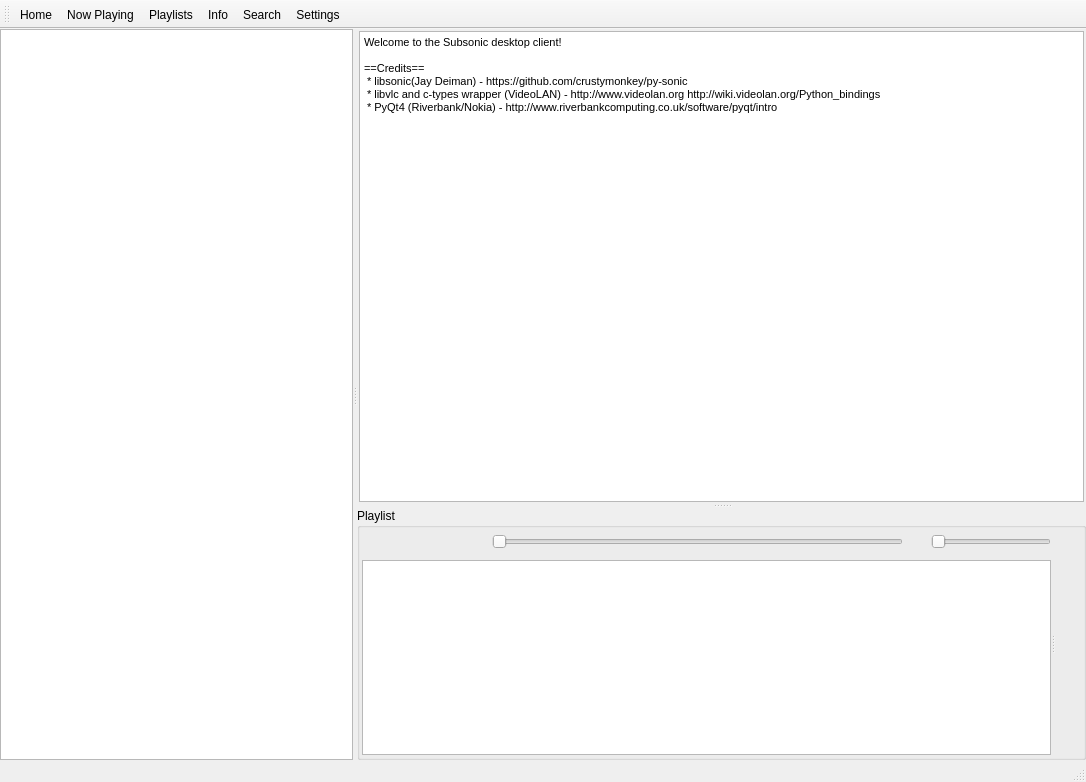
Qt form resources/mainWindow.ui (simson/subsonic-client) before a commit.
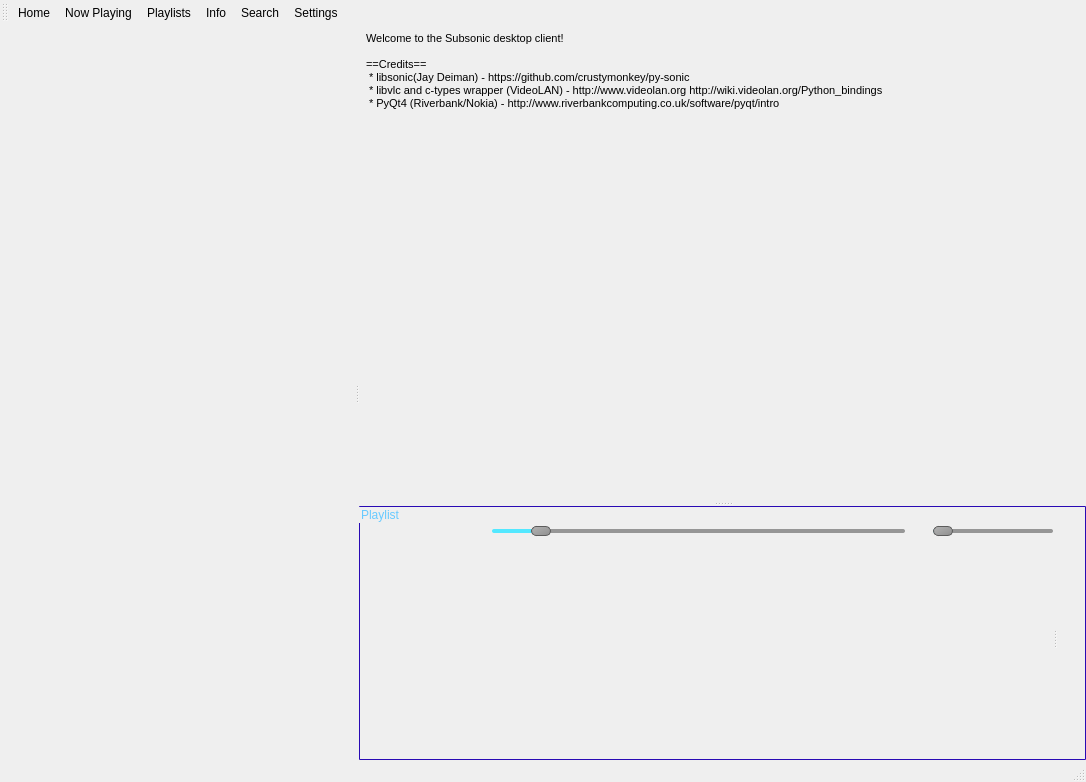
The same form after that commit. The open tabs and pages were chosen to show the change. Icons and pictures are not drawn.

Commit message: Adding some additional image resources Styled the main UI (WIP) using a single qt stylesheet

The edit to the form file:
```diff
--- a/resources/mainWindow.ui
+++ b/resources/mainWindow.ui
@@ -18,46 +18,165 @@
     <normaloff>images/Subsonic.png</normaloff>images/Subsonic.png</iconset>
   </property>
   <property name="styleSheet">
-   <string notr="true">/*
-QWidget{
-	color: rgb(157, 234, 255);
-	background-color: rgba(28, 21, 255, 20);
-	alternate-background-color: rgba(28, 21, 255, 30);
-}
+   <string notr="true">/*Set the background image/color*/
 QMainWindow{
-	background-color: qradialgradient(spread:pad, cx:0.779, cy:0.272545, radius:1.111, fx:0.352, fy:0.688, stop:0 rgba(0, 12, 108, 255), stop:1 rgba(14, 0, 255, 255));
+	background-image: url(&quot;images:background.png&quot;);
 }
-QWidget#centralwidget{
+
+/*Make the central widget transparent so the background shows through, along with other QWidget frames*/
+.QWidget{
 	background-color: rgba(0, 0, 0, 0);
 }
 
-QWidget#artistPage{
-	background-color: rgba(0, 0, 0, 0);
+/*top/bottom tool bar*/
+QToolBar{
+	border: 0px solid #FFFFFF;
 }
-QWidget#albumPage{
+
+/*Style the group boxes*/
+QGroupBox{
+	border: 1px solid rgb(40, 10, 180);
+	border-radius: 1px;
+	color: rgb(103, 202, 255);
+	padding-top: 10px;
+}
+
+/*Transparent scroll areas*/
+QAbstractScrollArea{
 	background-color: rgba(0, 0, 0, 0);
 }
 
 
-QListView#artistListView{
-	background-color: rgba(28, 21, 255, 20);
-	alternate-background-color: rgba(28, 21, 255, 30);
+/*Item views*/
+QAbstractItemView{
+	alternate-background-color: rgba(0, 0, 100, 70);
 }
-QListView#albumListView{
-	background-color: rgba(0, 0, 0, 0);
+QAbstractItemView::item{
+	background-color: rgba(3, 11, 163, 30);
+	color: rgb(100, 180, 230);
 }
-QTableView#trackTableView{
-	background-color: rgba(0, 0, 0, 0);
+
+QAbstractItemView::item:selected {
+	border: 0px solid  rgb(255, 179, 0);
 }
-QTableView#playlistTableView{
-	background-color: rgba(0, 0, 0, 0);
+
+QAbstractItemView::item:selected:!active {
+	/*background-color: rgba(42, 74, 255, 20);*/
+	color: rgb(255, 142, 28);
 }
-*/</string>
+
+QAbstractItemView::item:selected:active {
+	background-color: rgba(42, 74, 255, 30);
+	color: rgb(255, 142, 28);
+ }
+
+QAbstractItemView::item:hover {
+	color: rgb(255, 180, 30);
+}
+
+QSplitter::handle{
+	background-color: rgba(0, 0, 0, 80);
+	border-radius: 1px;
+	image: url(&quot;images:handle.png&quot;);
+}
+
+/*Item-view headers*/
+ QHeaderView::section {
+     background-color: qlineargradient(x1:0, y1:0, x2:0, y2:1,
+                                       stop:0 rgb(58, 58, 58),
+									   stop: 0.5 rgb(68, 68, 68),
+                                       stop: 0.6 rgb(75, 75, 75),
+								       stop:1 rgb(48, 48, 48));
+     color: white;
+     padding-left: 4px;
+     border: 1px solid rgb(78, 78, 88);
+ }
+
+
+ /* style the sort indicator */
+ QHeaderView::down-arrow {
+     image: url(&quot;images:down_arrow.png&quot;);
+	width:12px;
+	height:12px;
+	right: 2px;
+ }
+
+ QHeaderView::up-arrow {
+     image: url(&quot;images:up_arrow.png&quot;);
+	width:12px;
+	height:12px;
+	right: 2px;
+}
+
+
+/*Scroll bars*/
+QScrollBar:vertical {
+	width: 16px;
+	padding: 22px 0px 22px 0px;
+	background: qlineargradient(spread:pad, x1:0, y1:1, x2:1, y2:1, stop:0.0112994 rgba(15, 15,15, 100), stop:1 rgba(91, 91, 91, 100));
+}
+
+ QScrollBar::handle:vertical {
+	border-radius: 2px;
+	min-height: 20px;
+	image: url(&quot;images:handle.png&quot;);
+	background: qlineargradient(spread:pad, x1:0, y1:1, x2:1, y2:1, stop:0.0113636 rgba(97, 97, 97, 100), stop:1 rgba(64, 64, 64, 100));
+	border-top: 1px solid rgba(97, 97, 97, 100);
+ }
+
+ QScrollBar::sub-line:vertical {
+	border-radius: 2px;
+	image: url(&quot;images:uparrow.png&quot;);
+	min-height: 17px;
+	subcontrol-origin: margin;
+	background: qlineargradient(spread:pad, x1:0, y1:1, x2:1, y2:1, stop:0.0113636 rgba(97, 97, 97, 100), stop:1 rgba(64, 64, 64, 100));
+	top: 2px;
+	border-top: 1px solid rgba(97, 97, 97, 100);
+ }
+
+ QScrollBar::add-line:vertical {
+	border-radius: 2px;
+	image: url(&quot;images:downarrow.png&quot;);
+	min-height: 17px;
+	subcontrol-origin: margin;
+	background: qlineargradient(spread:pad, x1:0, y1:1, x2:1, y2:1, stop:0.0113636 rgba(97, 97, 97, 100), stop:1 rgba(64, 64, 64, 100));
+	bottom: 2px;
+	border-top: 1px solid rgba(97, 97, 97, 100);
+ }
+
+QScrollBar::add-page:vertical, QScrollBar::sub-page:vertical {
+	background: none;
+}
+
+
+/*Seek slider*/
+ QSlider::groove:horizontal {
+	height: 0px;/* the groove expands to the size of the slider by default. by giving it a height, it has a fixed size */
+	background: qlineargradient(x1:0, y1:0, x2:0, y2:1, stop:0 #B1B1B1, stop:1 #c4c4c4);
+	margin: 2px 0;
+ }
+
+QSlider::handle:horizontal {
+	background: qlineargradient(x1:0, y1:0, x2:1, y2:1, stop:0 #b4b4b4, stop:1 #8f8f8f);
+	border: 1px solid #5c5c5c;
+	width: 18px;
+	margin: -5px 0; /* handle is placed by default on the contents rect of the groove. Expand outside the groove */
+	border-radius: 5px;
+}
+
+QSlider::add-page:horizontal {
+	background: rgb(150, 150, 150);
+	border-radius: 2px;
+}
+
+QSlider::sub-page:horizontal {
+	background: rgb(83, 232, 255);
+	border-radius: 2px;
+}
+
+</string>
   </property>
   <widget class="QWidget" name="centralwidget">
-   <property name="autoFillBackground">
-    <bool>false</bool>
-   </property>
    <layout class="QVBoxLayout" name="verticalLayout_4">
     <property name="spacing">
      <number>0</number>
@@ -621,8 +740,10 @@
                   <string>Play currently active song</string>
                  </property>
                  <property name="styleSheet">
-                  <string notr="true">background-color: rgba(255, 255, 255, 0);
-border:0px;</string>
+                  <string notr="true">QPushButton{
+	background-color: rgba(255, 255, 255, 0);
+	border:0px;
+}</string>
                  </property>
                  <property name="text">
                   <string/>
@@ -660,8 +781,10 @@
                   <string>Pause currently active song</string>
                  </property>
                  <property name="styleSheet">
-                  <string notr="true">background-color: rgba(255, 255, 255, 0);
-border:0px;</string>
+                  <string notr="true">QPushButton{
+	background-color: rgba(255, 255, 255, 0);
+	border:0px;
+}</string>
                  </property>
                  <property name="text">
                   <string/>
@@ -696,8 +819,10 @@
                   <string>Stop currently active song</string>
                  </property>
                  <property name="styleSheet">
-                  <string notr="true">background-color: rgba(255, 255, 255, 0);
-border:0px;</string>
+                  <string notr="true">QPushButton{
+	background-color: rgba(255, 255, 255, 0);
+	border:0px;
+}</string>
                  </property>
                  <property name="text">
                   <string/>
@@ -732,8 +857,10 @@
                   <string>Previous song in playlist</string>
                  </property>
                  <property name="styleSheet">
-                  <string notr="true">background-color: rgba(255, 255, 255, 0);
-border:0px;</string>
+                  <string notr="true">QPushButton{
+	background-color: rgba(255, 255, 255, 0);
+	border:0px;
+}</string>
                  </property>
                  <property name="text">
                   <string/>
@@ -768,8 +895,10 @@
                   <string>Next song in playlist</string>
                  </property>
                  <property name="styleSheet">
-                  <string notr="true">background-color: rgba(255, 255, 255, 0);
-border:0px;</string>
+                  <string notr="true">QPushButton{
+	background-color: rgba(255, 255, 255, 0);
+	border:0px;
+}</string>
                  </property>
                  <property name="text">
                   <string/>
@@ -791,6 +920,9 @@
                  <property name="maximum">
                   <number>10000</number>
                  </property>
+                 <property name="value">
+                  <number>1000</number>
+                 </property>
                  <property name="tracking">
                   <bool>true</bool>
                  </property>
@@ -800,6 +932,9 @@
                  <property name="invertedControls">
                   <bool>false</bool>
                  </property>
+                 <property name="tickInterval">
+                  <number>0</number>
+                 </property>
                 </widget>
                </item>
                <item>
@@ -888,6 +1023,15 @@
                <property name="showGrid">
                 <bool>false</bool>
                </property>
+               <property name="gridStyle">
+                <enum>Qt::NoPen</enum>
+               </property>
+               <property name="cornerButtonEnabled">
+                <bool>false</bool>
+               </property>
+               <attribute name="verticalHeaderVisible">
+                <bool>false</bool>
+               </attribute>
                <attribute name="verticalHeaderDefaultSectionSize">
                 <number>15</number>
                </attribute>
@@ -930,8 +1074,10 @@
                 <string>Clear Playlist</string>
                </property>
                <property name="styleSheet">
-                <string notr="true">background-color: rgba(255, 255, 255, 0);
-border:0px;</string>
+                <string notr="true">QPushButton{
+	background-color: rgba(255, 255, 255, 0);
+	border:0px;
+}</string>
                </property>
                <property name="text">
                 <string/>
@@ -966,8 +1112,10 @@
                 <string>Download playlist</string>
                </property>
                <property name="styleSheet">
-                <string notr="true">background-color: rgba(255, 255, 255, 0);
-border:0px;</string>
+                <string notr="true">QPushButton{
+	background-color: rgba(255, 255, 255, 0);
+	border:0px;
+}</string>
                </property>
                <property name="text">
                 <string/>
@@ -1002,8 +1150,10 @@
                 <string>Save playlist</string>
                </property>
                <property name="styleSheet">
-                <string notr="true">background-color: rgba(255, 255, 255, 0);
-border:0px;</string>
+                <string notr="true">QPushButton{
+	background-color: rgba(255, 255, 255, 0);
+	border:0px;
+}</string>
                </property>
                <property name="text">
                 <string/>
@@ -1038,8 +1188,10 @@
                 <string>Add song(s)</string>
                </property>
                <property name="styleSheet">
-                <string notr="true">background-color: rgba(255, 255, 255, 0);
-border:0px;</string>
+                <string notr="true">QPushButton{
+	background-color: rgba(255, 255, 255, 0);
+	border:0px;
+}</string>
                </property>
                <property name="text">
                 <string/>
@@ -1074,8 +1226,10 @@
                 <string>Remove song(s)</string>
                </property>
                <property name="styleSheet">
-                <string notr="true">background-color: rgba(255, 255, 255, 0);
-border:0px;</string>
+                <string notr="true">QPushButton{
+	background-color: rgba(255, 255, 255, 0);
+	border:0px;
+}</string>
                </property>
                <property name="text">
                 <string/>
```
Left out of the diff: 5 changed lines with no effect on the pictures. The commit also changes 7 other files.
